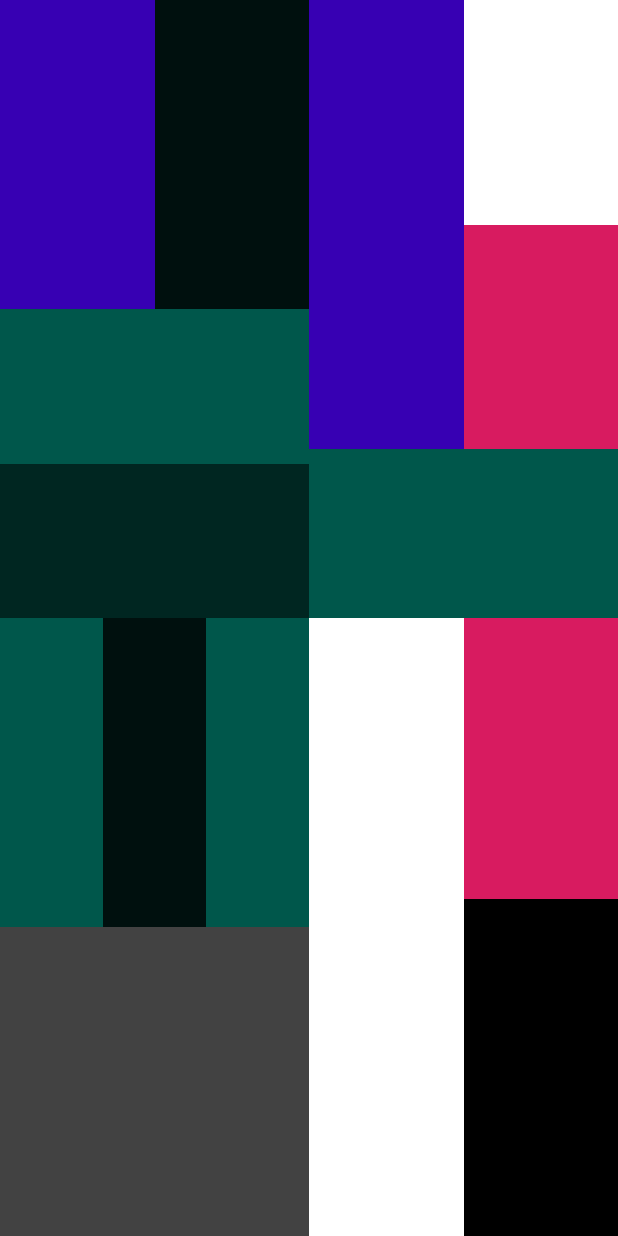
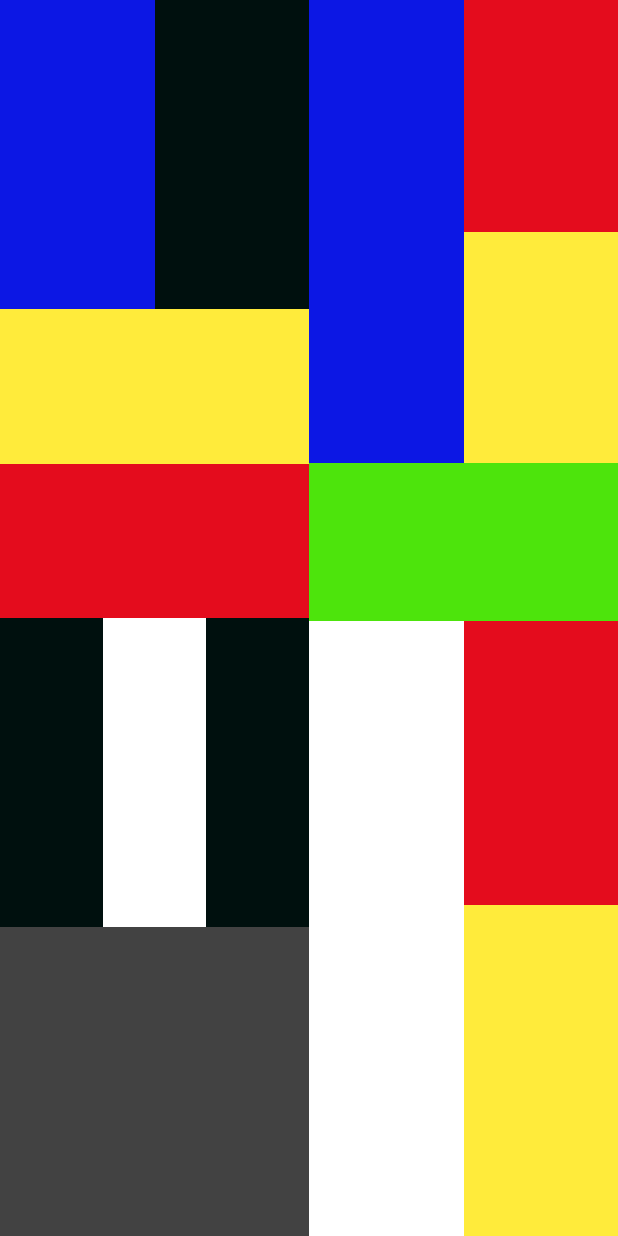
Before and after one commit to yesidsossa/certificacion, an Android app: the layout example_linear.xml on its own in the app's theme, with its tools: preview values and no code run, on a phone screen of 412 x 824 dp. Run offline under Robolectric (Android 15) with nearby library versions, the phone set to English and light mode, and no system bars.

Commit message:
lienear con colores

```diff
--- a/app/src/main/res/layout/example_linear.xml
+++ b/app/src/main/res/layout/example_linear.xml
@@ -18,7 +18,7 @@
                 android:layout_weight="2">
 
             <LinearLayout
-                    android:background="@color/design_default_color_primary_dark"
+                    android:background="@color/colorBlue"
                     android:layout_weight="1"
                     android:layout_width="match_parent"
                     android:layout_height="match_parent"/>
@@ -39,12 +39,12 @@
                 android:layout_weight="2">
 
             <LinearLayout
-                    android:background="@color/colorPrimaryDark"
+                    android:background="@color/colorYellow"
                     android:layout_weight="1"
                     android:layout_width="match_parent"
                     android:layout_height="match_parent"/>
             <LinearLayout
-                    android:background="@color/common_google_signin_btn_text_light_default"
+                    android:background="@color/colorRed"
                     android:layout_weight="1"
                     android:layout_width="match_parent"
                     android:layout_height="match_parent"/>
@@ -59,17 +59,17 @@
                 android:layout_weight="2">
 
             <LinearLayout
-                    android:background="@color/colorPrimaryDark"
+                    android:background="@color/common_google_signin_btn_text_light_default"
+                    android:layout_weight="1"
+                    android:layout_width="match_parent"
+                    android:layout_height="match_parent"/>
+            <LinearLayout
+                    android:background="@color/cardview_light_background"
                     android:layout_weight="1"
                     android:layout_width="match_parent"
                     android:layout_height="match_parent"/>
             <LinearLayout
                     android:background="@color/common_google_signin_btn_text_light_default"
-                    android:layout_weight="1"
-                    android:layout_width="match_parent"
-                    android:layout_height="match_parent"/>
-            <LinearLayout
-                    android:background="@color/colorPrimaryDark"
                     android:layout_weight="1"
                     android:layout_width="match_parent"
                     android:layout_height="match_parent"/>
@@ -101,10 +101,10 @@
                 android:layout_width="match_parent"
                 android:layout_height="wrap_content"
                 android:orientation="horizontal"
-                android:layout_weight="2">
+                android:layout_weight="2.1">
 
             <LinearLayout
-                    android:background="@color/design_default_color_primary_dark"
+                    android:background="@color/colorBlue"
                     android:layout_weight="1"
                     android:layout_width="match_parent"
                     android:layout_height="match_parent"/>
@@ -116,12 +116,12 @@
                     android:layout_height="match_parent">
 
                 <LinearLayout
-                        android:background="@color/cardview_light_background"
+                        android:background="@color/colorRed"
                         android:layout_weight="1"
                         android:layout_width="match_parent"
                         android:layout_height="match_parent"/>
                 <LinearLayout
-                        android:background="@color/colorAccent"
+                        android:background="@color/colorYellow"
                         android:layout_weight="1"
                         android:layout_width="match_parent"
                         android:layout_height="match_parent"/>
@@ -140,8 +140,8 @@
                 android:layout_weight="1.5">
 
             <LinearLayout
-                    android:background="@color/colorPrimaryDark"
-                    android:layout_weight="1"
+                    android:background="@color/colorGreen"
+                    android:layout_weight="1.1"
                     android:layout_width="match_parent"
                     android:layout_height="match_parent"/>
             <LinearLayout
@@ -157,7 +157,7 @@
                         android:layout_width="match_parent"
                         android:layout_height="match_parent"/>
                 <LinearLayout
-                        android:background="@color/colorAccent"
+                        android:background="@color/colorRed"
                         android:layout_weight="1"
                         android:layout_width="match_parent"
                         android:layout_height="match_parent"/>
@@ -194,12 +194,12 @@
                         android:layout_width="match_parent"
                         android:layout_height="match_parent">
                     <LinearLayout
-                            android:background="@color/colorAccent"
+                            android:background="@color/colorRed"
                             android:layout_weight="1"
                             android:layout_width="match_parent"
                             android:layout_height="match_parent"/>
                     <LinearLayout
-                            android:background="@color/cardview_shadow_start_color"
+                            android:background="@color/colorYellow"
                             android:layout_weight="1"
                             android:layout_width="match_parent"
                             android:layout_height="match_parent"/>
@@ -207,7 +207,7 @@
 
                 </LinearLayout>
                 <LinearLayout
-                        android:background="@color/cardview_shadow_start_color"
+                        android:background="@color/colorYellow"
                         android:layout_weight="1"
                         android:layout_width="match_parent"
                         android:layout_height="match_parent"/>
--- a/app/src/main/res/values/colors.xml
+++ b/app/src/main/res/values/colors.xml
@@ -3,4 +3,8 @@
     <color name="colorPrimary">#008577</color>
     <color name="colorPrimaryDark">#00574B</color>
     <color name="colorAccent">#D81B60</color>
+    <color name="colorYellow">#FFEB3B</color>
+    <color name="colorRed">#E40C1D</color>
+    <color name="colorBlue">#0C17E4</color>
+    <color name="colorGreen">#4DE40C</color>
 </resources>
```
